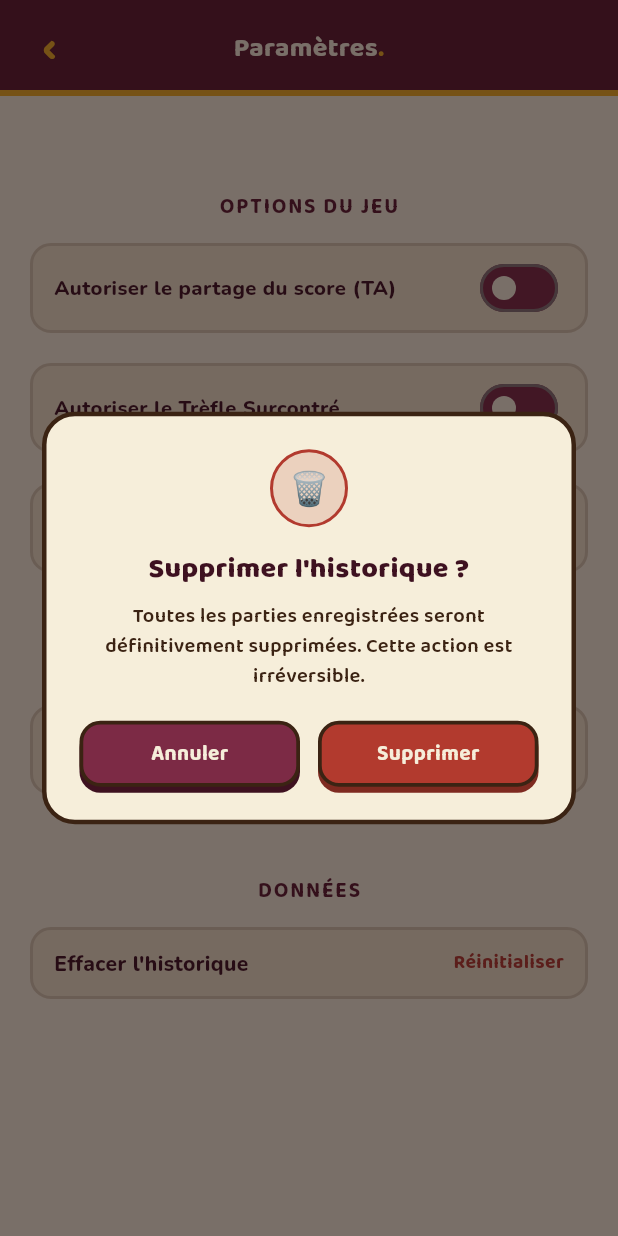
After one commit to RHFanambinantsoa/score_belote_flutter, a Flutter app: the SettingsScreen screen opened directly, after a tap on "Effacer l'historique", on a phone screen of 412 x 824 dp. The commit adds this screen. Run offline on Flutter 3.47's test engine with Material 3 defaults, Android fonts, the phone set to English and light mode, and no system bars; our stand-ins replace dotted_border, isar; accounts and stored records are empty.

Commit message:
style : confirm dialog widget (show confirm delete history in settings screen)

````diff
--- a/lib/constants/app_strings.dart
+++ b/lib/constants/app_strings.dart
@@ -40,6 +40,7 @@ class AppStrings {
 
   static const String warningEmoji = "⚠️";
   static const String thinkingEmoji = "🤔";
+  static const String binEmoji = '🗑️';
 
   static const String clubsSymbol = '♣';
   static const String diamondsSymbol = '♦';
@@ -52,6 +53,7 @@ class AppStrings {
   static const String dedansAbbreviation = "D";
   static const String capotAbbreviation = "Cap.";
 
+  //setting screen
   static const String gameOptions = "Options du jeu";
   static const String allowSplitScore = "Autoriser le partage du score (TA)";
   static const String allowClubsRedoubleScore = "Autoriser le Trèfle Surcontré";
@@ -62,6 +64,13 @@ class AppStrings {
   static const String data = "Données";
   static const String deleteHistory = "Effacer l'historique";
   static const String reset = 'Réinitialiser';
+
+  //modals
+  static const String deleteHistoryModalTitle = "Supprimer l'historique ?";
+  static const String deleteHistoryModalMessage =
+      'Toutes les parties enregistrées seront définitivement supprimées. '
+      'Cette action est irréversible.';
+  static const String delete = 'Supprimer';
 }
 
 class ErrorMessages {
--- a/lib/screens/settings_screen.dart
+++ b/lib/screens/settings_screen.dart
@@ -5,6 +5,7 @@ import 'package:score_belote/models/split_score.dart';
 import 'package:score_belote/theme/app_colors.dart';
 import 'package:score_belote/theme/app_text_styles.dart';
 import 'package:score_belote/widgets/check_option.dart';
+import 'package:score_belote/widgets/confirm_modal.dart';
 import 'package:score_belote/widgets/switch_option.dart';
 import 'package:score_belote/widgets/topbar.dart';
 
@@ -93,11 +94,27 @@ class SettingsScreenState extends State<SettingsScreen> {
                 SizedBox(height: 20),
                 Center(child: _groupLabel(AppStrings.data.toUpperCase())),
                 _rowExpanded(
-                  _valueRow(
+                  GestureDetector(
+                    onTap: () async {
+                      final confirmed = await AppConfirmDialog.show(
+                        context,
+                        title: AppStrings.deleteHistoryModalTitle,
+                        message: AppStrings.deleteHistoryModalMessage,
+                        confirmLabel: AppStrings.delete,
+                        isDestructive: true,
+                        icon: AppStrings.binEmoji,
+                      );
+                      if (confirmed == true) {
+                        _doSomething("reinitialiser");
+                        // todo : suppresssion de l'historique
+                      }
+                    },
+                    child: _valueRow(
                       context,
                       AppStrings.deleteHistory,
                       AppStrings.reset,
                       valueColor: AppColors.red,
+                    ),
                   ),
                 ),
               ],
@@ -126,16 +143,11 @@ class SettingsScreenState extends State<SettingsScreen> {
           mainAxisAlignment: MainAxisAlignment.spaceBetween,
           children: [
             Text(label, style: AppTextStyles.bodyBold.copyWith(fontSize: 14)),
-            GestureDetector(
-              onTap: () {
-                _doSomething(label);
-              },
-              child: Text(
+            Text(
               value,
               style: AppTextStyles.button.copyWith(
                 fontSize: 13,
                 color: valueColor ?? AppColors.wine,
-                ),
               ),
             ),
           ],
--- /dev/null
+++ b/lib/widgets/confirm_modal.dart
@@ -0,0 +1,213 @@
+import 'package:flutter/material.dart';
+import '../theme/app_colors.dart';
+import '../theme/app_text_styles.dart';
+
+/// Modal de confirmation générique — "Voulez-vous vraiment quitter ?",
+/// "Voulez-vous vraiment supprimer l'historique ?", etc.
+///
+/// Usage :
+/// ```dart
+/// final confirmed = await AppConfirmDialog.show(
+///   context,
+///   title: 'Quitter la partie ?',
+///   message: 'Une partie est en cours. Si tu quittes maintenant, '
+///       'la progression de cette manche sera perdue.',
+///   confirmLabel: 'Quitter',
+///   isDestructive: true,
+/// );
+/// if (confirmed == true) { ... }
+/// ```
+class AppConfirmDialog extends StatelessWidget {
+  final String title;
+  final String message;
+  final String confirmLabel;
+  final String cancelLabel;
+  final bool isDestructive;
+  final String icon;
+
+  const AppConfirmDialog({
+    super.key,
+    required this.title,
+    required this.message,
+    this.confirmLabel = 'Confirmer',
+    this.cancelLabel = 'Annuler',
+    this.isDestructive = false,
+    this.icon = '⚠️',
+  });
+
+  /// Ouvre le modal et renvoie `true` si l'utilisateur confirme,
+  /// `false` si annulé, `null` si fermé par un tap en dehors.
+  static Future<bool?> show(
+    BuildContext context, {
+    required String title,
+    required String message,
+    String confirmLabel = 'Confirmer',
+    String cancelLabel = 'Annuler',
+    bool isDestructive = false,
+    String icon = '⚠️',
+  }) {
+    return showDialog<bool>(
+      context: context,
+      barrierColor: const Color(
+        0x8D14080C,
+      ), // rgba(20,8,12,0.55), comme les maquettes
+      builder: (_) => AppConfirmDialog(
+        title: title,
+        message: message,
+        confirmLabel: confirmLabel,
+        cancelLabel: cancelLabel,
+        isDestructive: isDestructive,
+        icon: icon,
+      ),
+    );
+  }
+
+  @override
+  Widget build(BuildContext context) {
+    final confirmColor = isDestructive ? AppColors.red : AppColors.gold;
+    final confirmShadow = isDestructive
+        ? const Color(0xFF7E2A20)
+        : AppColors.goldDeep;
+    final confirmFg = isDestructive ? AppColors.cream : AppColors.wineDeep;
+
+    return Dialog(
+      backgroundColor: Colors.transparent,
+      insetPadding: const EdgeInsets.symmetric(horizontal: 28),
+      child: Container(
+        padding: const EdgeInsets.fromLTRB(22, 22, 22, 18),
+        decoration: BoxDecoration(
+          color: AppColors.cream,
+          borderRadius: BorderRadius.circular(22),
+          border: Border.all(color: AppColors.brown, width: 3),
+        ),
+        child: Column(
+          mainAxisSize: MainAxisSize.min,
+          children: [
+            Container(
+              width: 52,
+              height: 52,
+              alignment: Alignment.center,
+              decoration: BoxDecoration(
+                color: confirmColor.withValues(alpha: 0.16),
+                shape: BoxShape.circle,
+                border: Border.all(color: confirmColor, width: 2),
+              ),
+              child: Text(icon, style: const TextStyle(fontSize: 22)),
+            ),
+            const SizedBox(height: 14),
+            Text(
+              title,
+              textAlign: TextAlign.center,
+              style: AppTextStyles.modalTitle,
+            ),
+            const SizedBox(height: 8),
+            Text(
+              message,
+              textAlign: TextAlign.center,
+              style: AppTextStyles.body.copyWith(height: 1.45, fontSize: 13.5),
+            ),
+            const SizedBox(height: 20),
+            Row(
+              children: [
+                Expanded(
+                  child: _DialogButton(
+                    label: cancelLabel,
+                    bg: AppColors.wineLight,
+                    shadow: AppColors.wineDeep,
+                    fg: AppColors.cream,
+                    onTap: () => Navigator.of(context).pop(false),
+                  ),
+                ),
+                const SizedBox(width: 12),
+                Expanded(
+                  child: _DialogButton(
+                    label: confirmLabel,
+                    bg: confirmColor,
+                    shadow: confirmShadow,
+                    fg: confirmFg,
+                    onTap: () => Navigator.of(context).pop(true),
+                  ),
+                ),
+              ],
+            ),
+          ],
+        ),
+      ),
+    );
+  }
+}
+
+/// Petit bouton local (même esprit "bouton de jeu" que AppPrimaryButton),
+/// gardé ici pour pouvoir paramétrer la couleur du bouton de confirmation
+/// selon isDestructive sans complexifier buttons.dart.
+class _DialogButton extends StatefulWidget {
+  final String label;
+  final Color bg;
+  final Color shadow;
+  final Color fg;
+  final VoidCallback onTap;
+
+  const _DialogButton({
+    required this.label,
+    required this.bg,
+    required this.shadow,
+    required this.fg,
+    required this.onTap,
+  });
+
+  @override
+  State<_DialogButton> createState() => _DialogButtonState();
+}
+
+class _DialogButtonState extends State<_DialogButton> {
+  bool _pressed = false;
+
+  @override
+  Widget build(BuildContext context) {
+    return GestureDetector(
+      onTapDown: (_) => setState(() => _pressed = true),
+      onTapUp: (_) => setState(() => _pressed = false),
+      onTapCancel: () => setState(() => _pressed = false),
+      onTap: widget.onTap,
+      child: SizedBox(
+        height: 48,
+        child: Stack(
+          children: [
+            Positioned.fill(
+              top: 4,
+              child: DecoratedBox(
+                decoration: BoxDecoration(
+                  color: widget.shadow,
+                  borderRadius: BorderRadius.circular(14),
+                ),
+              ),
+            ),
+            AnimatedPositioned(
+              duration: const Duration(milliseconds: 80),
+              top: _pressed ? 4 : 0,
+              left: 0,
+              right: 0,
+              bottom: _pressed ? 0 : 4,
+              child: DecoratedBox(
+                decoration: BoxDecoration(
+                  color: widget.bg,
+                  borderRadius: BorderRadius.circular(14),
+                  border: Border.all(color: AppColors.brown, width: 2.5),
+                ),
+                child: Center(
+                  child: Text(
+                    widget.label,
+                    style: AppTextStyles.button.copyWith(
+                      fontSize: 14,
+                      color: widget.fg,
+                    ),
+                  ),
+                ),
+              ),
+            ),
+          ],
+        ),
+      ),
+    );
+  }
+}
````
Lines whose indentation alone changed are shown as unchanged.
